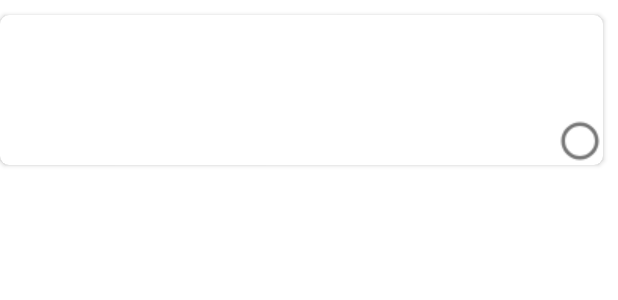
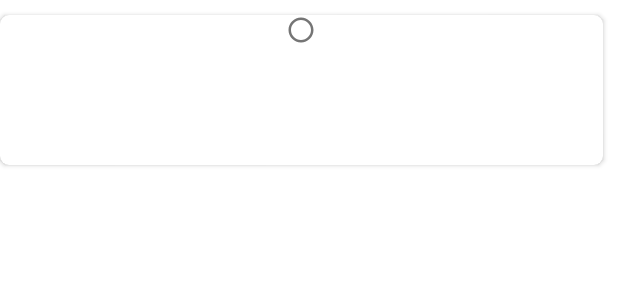
Before and after one commit to ascorbic1230/Gallery, an Android app: the layout recyclerview_item.xml on its own in the app's theme, with its tools: preview values and no code run, on a phone screen of 412 x 824 dp. Shown: the top 300 px of the screen. Run offline under Robolectric (Android 15) with nearby library versions, the phone set to English and light mode, and no system bars.

Commit message:
sua loi chon nhieu hinh anh

```diff
--- a/app/src/main/res/layout/recyclerview_item.xml
+++ b/app/src/main/res/layout/recyclerview_item.xml
@@ -13,23 +13,17 @@
         android:id="@+id/imgPhoto"
         android:layout_width="match_parent"
         android:layout_height="100dp"
-        android:scaleType="centerCrop">
+        android:scaleType="centerCrop" />
 
-    </ImageView>
 
     <CheckBox
         android:id="@+id/imgCheckBox"
-        android:layout_width="20dp"
-        android:layout_height="21dp"
-        android:layout_alignParentEnd="true"
-        android:layout_gravity="bottom|right"
-        android:layout_marginRight="5dp"
-        android:layout_marginBottom="5dp"
+        android:layout_width="match_parent"
+        android:layout_height="100dp"
         android:button="@drawable/custom_checkbox"
-        android:clickable="false"
-        android:scaleX="1.5"
-        android:scaleY="1.5"
-        android:textAlignment="gravity" />
+        android:clickable="true"
+        android:focusable="true"
+        android:gravity="start" />
 
 
 </androidx.cardview.widget.CardView>
```
Also changed, not shown: app/src/main/java/com/example/Gallery07/Fragment1.java (+15 -5 lines), app/src/main/java/com/example/Gallery07/ImagesManager.java (+37 -7 lines), app/src/main/java/com/example/Gallery07/PhotoViewAdapter.java (+27 -24 lines), app/src/main/res/menu/contextual_action_bar.xml (+4 -4 lines).
